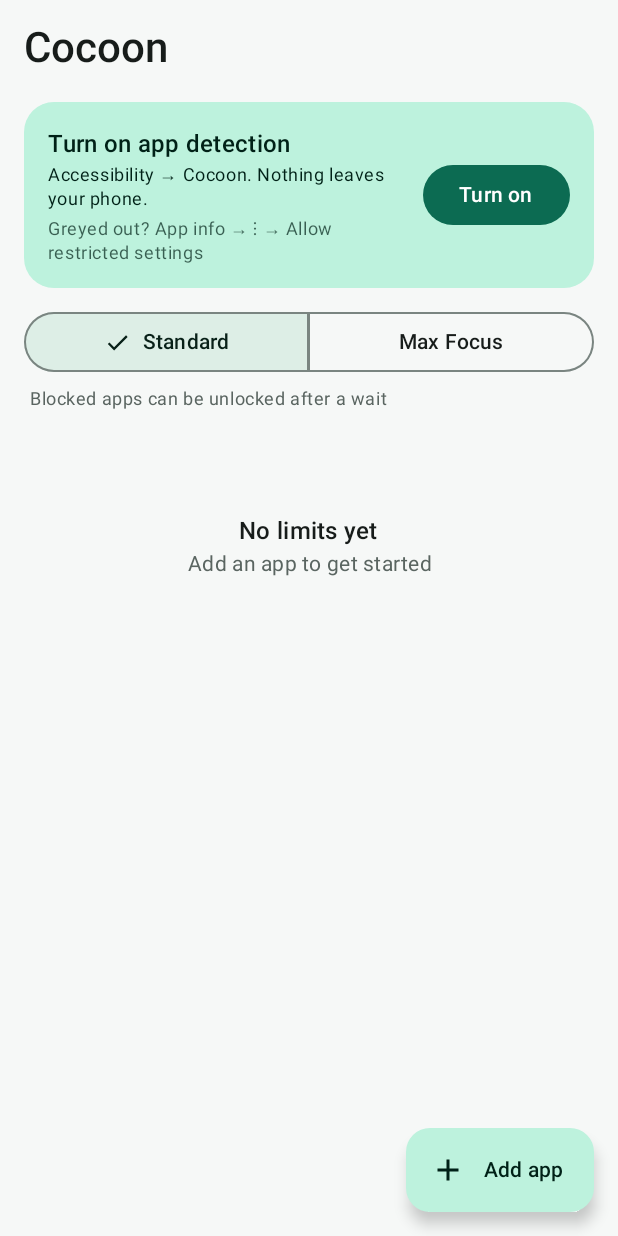
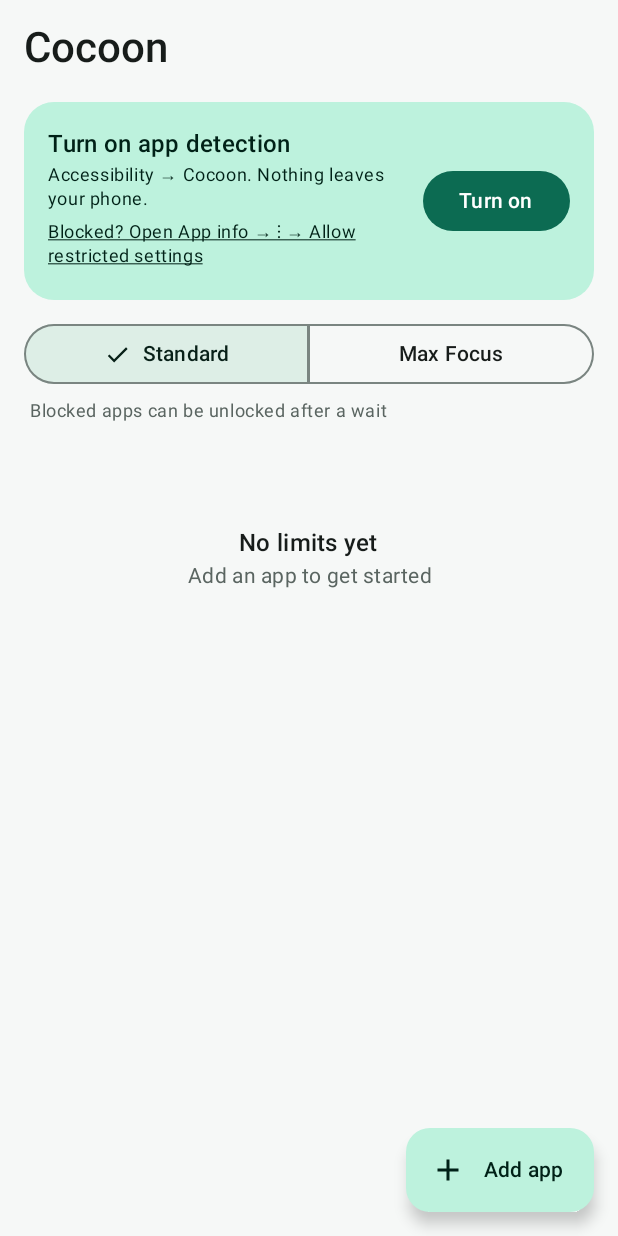
Before and after one commit to kev1nl1u/CocoonApp, an Android app built with Jetpack Compose: the screen it shows after launch (MainActivity), on a phone screen of 412 x 824 dp. Run offline under Robolectric (Android 15) with nearby library versions, the phone set to English and light mode, and no system bars.

Commit message:
Link the restricted-settings hint to the app info page
The system switch that unblocks accessibility for sideloaded apps lives
there. Also match Android's Italian wording for it.

```diff
--- a/app/src/main/java/com/cocoonapp/ui/HomeScreen.kt
+++ b/app/src/main/java/com/cocoonapp/ui/HomeScreen.kt
@@ -8,11 +8,13 @@ import android.app.NotificationManager
 import android.content.ComponentName
 import android.content.Context
 import android.content.Intent
+import android.net.Uri
 import android.os.Build
 import android.provider.Settings
 import androidx.activity.compose.rememberLauncherForActivityResult
 import androidx.activity.result.contract.ActivityResultContracts
 import androidx.compose.foundation.background
+import androidx.compose.foundation.clickable
 import androidx.compose.foundation.layout.Arrangement
 import androidx.compose.foundation.layout.Box
 import androidx.compose.foundation.layout.Column
@@ -55,6 +57,7 @@ import androidx.compose.ui.draw.clip
 import androidx.compose.ui.platform.LocalContext
 import androidx.compose.ui.res.stringResource
 import androidx.compose.ui.text.style.TextAlign
+import androidx.compose.ui.text.style.TextDecoration
 import androidx.compose.ui.text.style.TextOverflow
 import androidx.compose.ui.unit.dp
 import androidx.lifecycle.compose.LifecycleResumeEffect
@@ -121,6 +124,7 @@ fun HomeScreen(onAdd: () -> Unit, onEdit: (Rule) -> Unit) {
                     body = stringResource(R.string.perm_a11y_body),
                     // Sideloaded apps hit "restricted settings" from Android 13 on.
                     hint = if (Build.VERSION.SDK_INT >= 33) stringResource(R.string.perm_a11y_restricted) else null,
+                    onHintClick = { openAppInfo(context) },
                     onClick = { context.startActivity(Intent(Settings.ACTION_ACCESSIBILITY_SETTINGS)) },
                 )
             }
@@ -154,7 +158,13 @@ fun HomeScreen(onAdd: () -> Unit, onEdit: (Rule) -> Unit) {
 }
 
 @Composable
-private fun PermissionCard(title: String, body: String, hint: String? = null, onClick: () -> Unit) {
+private fun PermissionCard(
+    title: String,
+    body: String,
+    hint: String? = null,
+    onHintClick: () -> Unit = {},
+    onClick: () -> Unit,
+) {
     Card(
         shape = RoundedCornerShape(20.dp),
         colors = CardDefaults.cardColors(
@@ -170,8 +180,10 @@ private fun PermissionCard(title: String, body: String, hint: String? = null, on
                     Text(
                         hint,
                         style = MaterialTheme.typography.bodySmall,
-                        color = MaterialTheme.colorScheme.onPrimaryContainer.copy(alpha = 0.7f),
-                        modifier = Modifier.padding(top = 4.dp),
+                        textDecoration = TextDecoration.Underline,
+                        modifier = Modifier
+                            .clickable(onClick = onHintClick)
+                            .padding(vertical = 6.dp),
                     )
                 }
             }
@@ -299,6 +311,13 @@ private fun isGuardEnabled(context: Context): Boolean {
 private fun notificationsEnabled(context: Context): Boolean =
     context.getSystemService(NotificationManager::class.java).areNotificationsEnabled()
 
+/** The system's "allow restricted settings" switch for sideloaded apps lives on this page. */
+private fun openAppInfo(context: Context) {
+    context.startActivity(
+        Intent(Settings.ACTION_APPLICATION_DETAILS_SETTINGS, Uri.fromParts("package", context.packageName, null)),
+    )
+}
+
 private fun openNotificationSettings(context: Context) {
     context.startActivity(
         Intent(Settings.ACTION_APP_NOTIFICATION_SETTINGS).putExtra(Settings.EXTRA_APP_PACKAGE, context.packageName),
--- a/app/src/main/res/values/strings.xml
+++ b/app/src/main/res/values/strings.xml
@@ -20,7 +20,7 @@
 
     <string name="perm_a11y_title">Turn on app detection</string>
     <string name="perm_a11y_body">Accessibility → Cocoon. Nothing leaves your phone.</string>
-    <string name="perm_a11y_restricted">Greyed out? App info → ⋮ → Allow restricted settings</string>
+    <string name="perm_a11y_restricted">Blocked? Open App info → ⋮ → Allow restricted settings</string>
     <string name="perm_notif_title">Turn on notifications</string>
     <string name="perm_notif_body">For the heads-up before time runs out</string>
     <string name="enable">Turn on</string>
```
Also changed, not shown: 2 other files.
